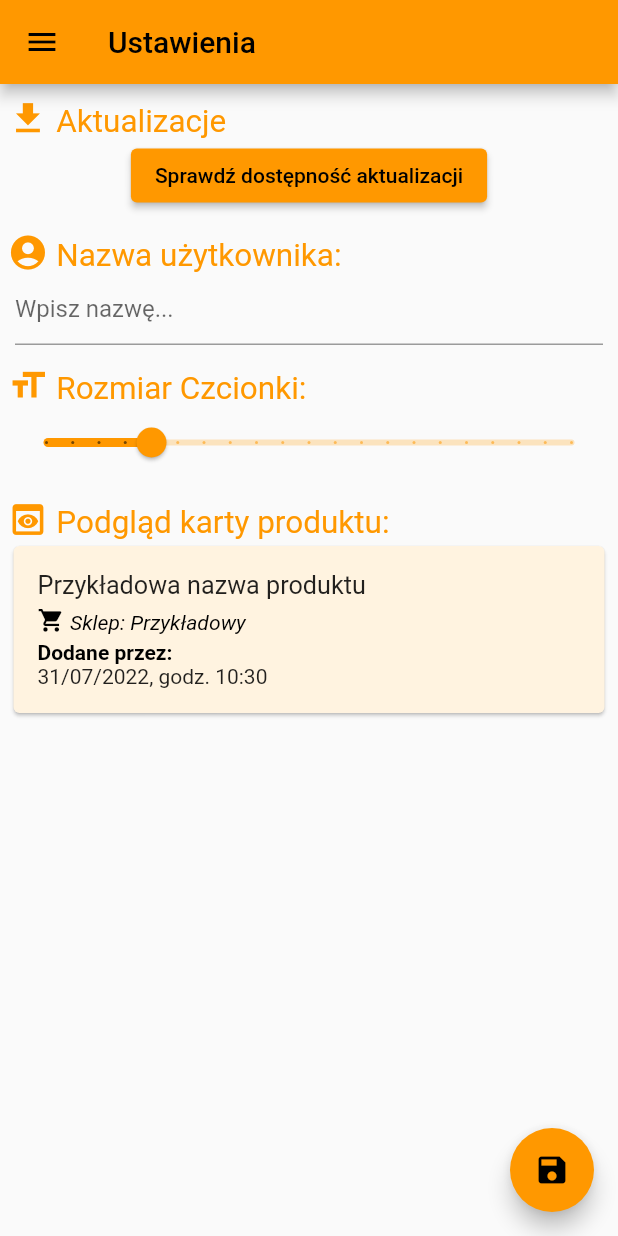
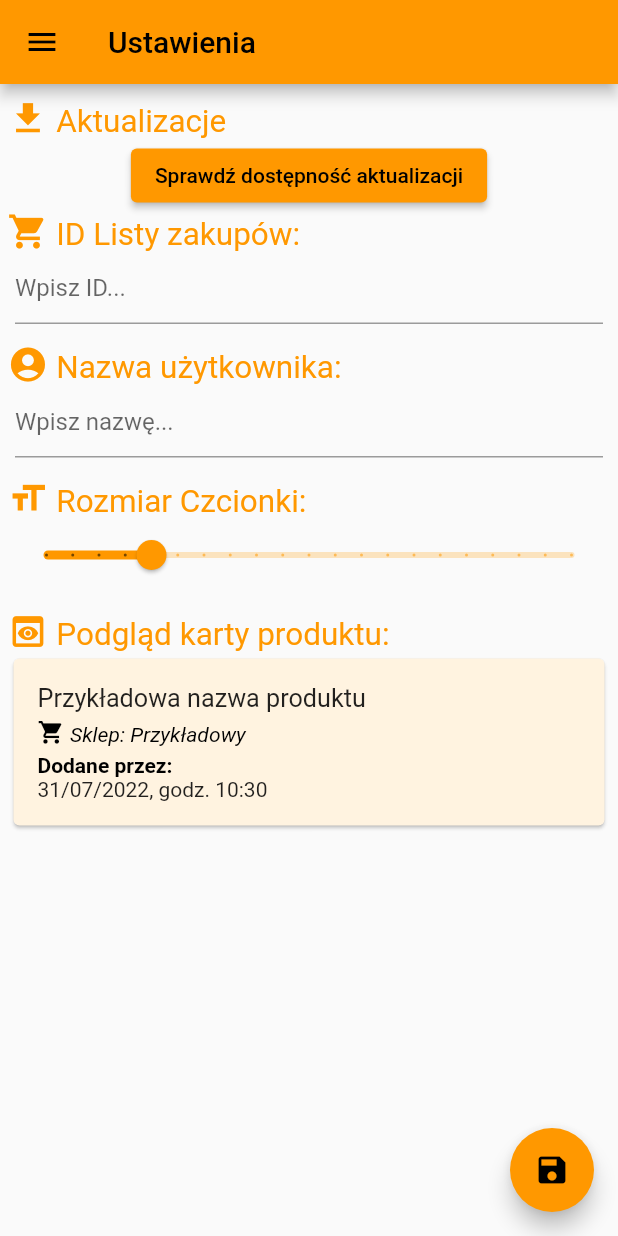
Before and after one commit to maciejors/zakupyapp1, a Flutter app: the SettingsScreen screen opened by its route, on a phone screen of 412 x 824 dp. Run offline on Flutter 3.47's test engine with Material 2 defaults, Android fonts, the light colour scheme and no system bars; our stand-ins replace firebase_core, firebase_database, firebase_storage, package_info_plus, shared_preferences; missing offline and left inert: firebase_app_check; accounts and stored records are empty.

Commit message:
add an ability to switch between different shopping lists

```diff
--- a/lib/screens/settings.dart
+++ b/lib/screens/settings.dart
@@ -16,6 +16,8 @@ class SettingsScreen extends StatefulWidget {
 }
 
 class _SettingsScreenState extends State<SettingsScreen> {
+
+  String shoppingListId = SM.getShoppingListId();
   String username = SM.getUserName();
   double mainFontSize = SM.getMainFontSize();
   final db = DatabaseManager.instance;
@@ -87,6 +89,24 @@ class _SettingsScreenState extends State<SettingsScreen> {
               ),
             ],
           ),
+          SimpleTextWithIcon(
+            text: 'ID Listy zakupów:',
+            iconData: Icons.shopping_cart,
+            color: Colors.orange,
+            size: SM.getMainFontSize() * 1.5,
+          ),
+          Padding(
+            padding: const EdgeInsets.only(left: 5, right: 5),
+            child: TextFormField(
+              initialValue: SM.getShoppingListId(),
+              decoration: InputDecoration(hintText: 'Wpisz ID...'),
+              onChanged: (newValue) {
+                setState(() {
+                  shoppingListId = newValue;
+                });
+              },
+            ),
+          ),
           SizedBox(height: SM.getMainFontSize()),
           SimpleTextWithIcon(
             text: 'Nazwa użytkownika:',
@@ -154,8 +174,9 @@ class _SettingsScreenState extends State<SettingsScreen> {
             FocusManager.instance.primaryFocus!.unfocus();
           }
           setState(() {
+            SM.setShoppingListId(shoppingListId);
+            SM.setUserName(username);
             SM.setMainFontSize(mainFontSize);
-            SM.setUserName(username);
           });
           ScaffoldMessenger.of(context).showSnackBar(SnackBar(
             content: Text('Zapisano ustawienia'),
--- a/lib/storage/storage_manager.dart
+++ b/lib/storage/storage_manager.dart
@@ -8,11 +8,14 @@ class SM {
     _storage = await SharedPreferences.getInstance();
   }
 
-  static String? getShoppingListId() {
-    return _storage.getString('shoppingListId');
+  static String getShoppingListId() {
+    return _storage.getString('shoppingListId') ?? '';
   }
 
   static void setShoppingListId(String shoppingListId) {
+    // remove characters with a special meaning to the firebase
+    shoppingListId = shoppingListId.replaceAll(RegExp(r'[/#\.\$\[\]]'), '');
+
     _storage.setString('shoppingListId', shoppingListId);
   }
 
```
Also changed, not shown: lib/screens/home.dart (+37 -16 lines), lib/storage/database_manager.dart (+7 -1 lines), lib/utils/other.dart (line endings or trailing spaces).
